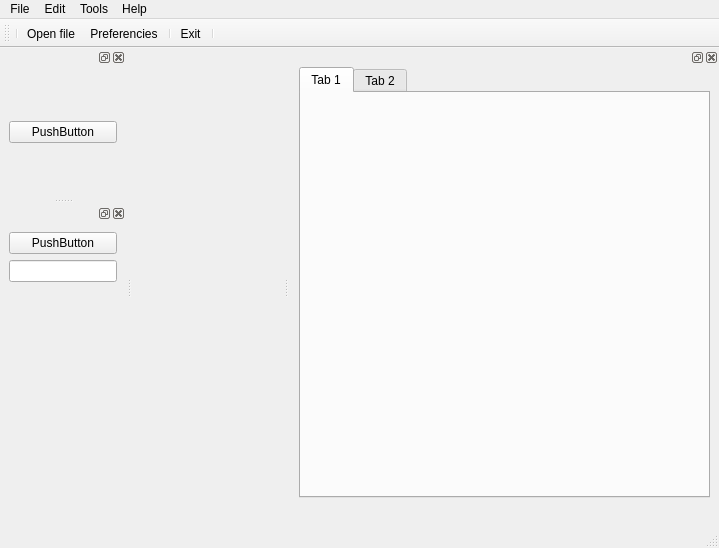
The window that mainwin.ui (pgroning/best) describes before a commit, drawn with Qt 5.
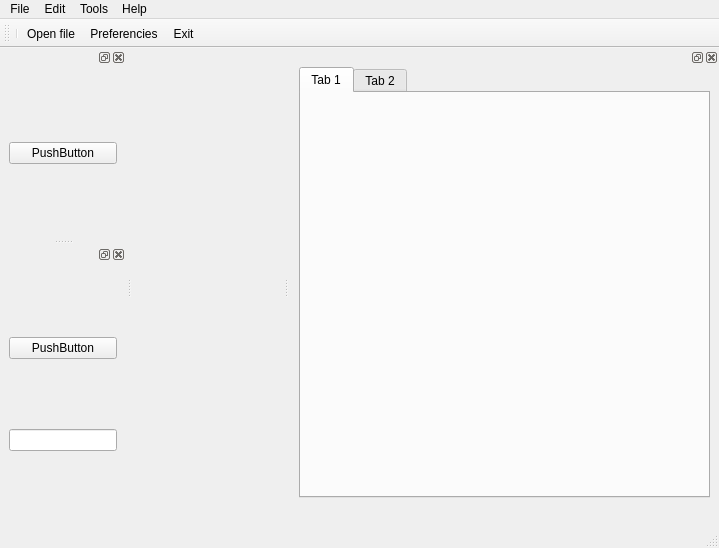
The same window after the commit. Icons and pictures are not drawn.

Commit message: reverted mainwin.py mainwin.ui to commit b48830b

What changed in the file:
```diff
--- a/mainwin.ui
+++ b/mainwin.ui
@@ -115,19 +115,6 @@
      <item>
       <widget class="QLineEdit" name="lineEdit"/>
      </item>
-     <item>
-      <spacer name="verticalSpacer">
-       <property name="orientation">
-        <enum>Qt::Vertical</enum>
-       </property>
-       <property name="sizeHint" stdset="0">
-        <size>
-         <width>20</width>
-         <height>40</height>
-        </size>
-       </property>
-      </spacer>
-     </item>
     </layout>
    </widget>
   </widget>
@@ -138,15 +125,6 @@
    <property name="autoFillBackground">
     <bool>false</bool>
    </property>
-   <property name="allowedAreas">
-    <set>Qt::BottomToolBarArea|Qt::TopToolBarArea</set>
-   </property>
-   <property name="toolButtonStyle">
-    <enum>Qt::ToolButtonFollowStyle</enum>
-   </property>
-   <property name="floatable">
-    <bool>true</bool>
-   </property>
    <attribute name="toolBarArea">
     <enum>TopToolBarArea</enum>
    </attribute>
@@ -156,9 +134,7 @@
    <addaction name="separator"/>
    <addaction name="fileMenuOpenFile"/>
    <addaction name="actionPreferencies"/>
-   <addaction name="separator"/>
    <addaction name="fileMenuExit"/>
-   <addaction name="separator"/>
   </widget>
   <widget class="QDockWidget" name="dockWidget_3">
    <property name="minimumSize">
```
Left out of the diff: 3 changed lines with no effect on the pictures. The commit also changes 1 other file.
